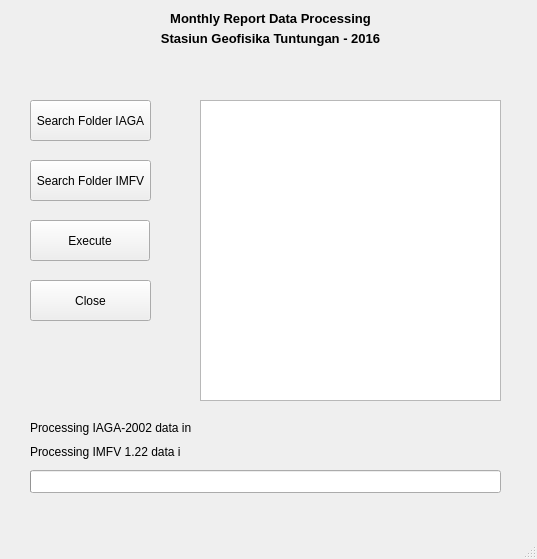
ragabhumi/MRDP, file gui.ui: the form before one commit.
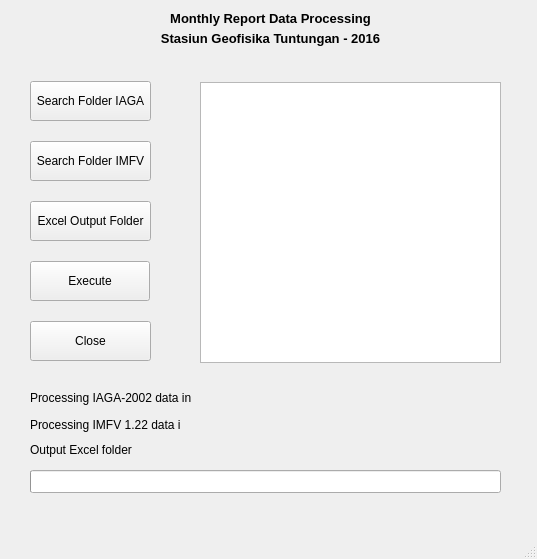
The form after the commit. Icons and pictures are not drawn.

Commit message: Add select excel output folder button

```diff
--- a/gui.ui
+++ b/gui.ui
@@ -25,9 +25,9 @@
     <property name="geometry">
      <rect>
       <x>30</x>
-      <y>100</y>
+      <y>81</y>
       <width>121</width>
-      <height>41</height>
+      <height>40</height>
      </rect>
     </property>
     <property name="text">
@@ -54,9 +54,9 @@
     <property name="geometry">
      <rect>
       <x>30</x>
-      <y>220</y>
+      <y>261</y>
       <width>120</width>
-      <height>41</height>
+      <height>40</height>
      </rect>
     </property>
     <property name="text">
@@ -113,7 +113,7 @@
     <property name="geometry">
      <rect>
       <x>190</x>
-      <y>420</y>
+      <y>390</y>
       <width>311</width>
       <height>16</height>
      </rect>
@@ -126,9 +126,9 @@
     <property name="geometry">
      <rect>
       <x>30</x>
-      <y>280</y>
+      <y>321</y>
       <width>121</width>
-      <height>41</height>
+      <height>40</height>
      </rect>
     </property>
     <property name="text">
@@ -139,7 +139,7 @@
     <property name="geometry">
      <rect>
       <x>30</x>
-      <y>420</y>
+      <y>390</y>
       <width>161</width>
       <height>16</height>
      </rect>
@@ -165,9 +165,9 @@
     <property name="geometry">
      <rect>
       <x>200</x>
-      <y>100</y>
+      <y>82</y>
       <width>301</width>
-      <height>301</height>
+      <height>281</height>
      </rect>
     </property>
     <property name="readOnly">
@@ -178,9 +178,9 @@
     <property name="geometry">
      <rect>
       <x>30</x>
-      <y>160</y>
+      <y>141</y>
       <width>121</width>
-      <height>41</height>
+      <height>40</height>
      </rect>
     </property>
     <property name="text">
@@ -191,9 +191,9 @@
     <property name="geometry">
      <rect>
       <x>30</x>
-      <y>444</y>
+      <y>410</y>
       <width>151</width>
-      <height>16</height>
+      <height>30</height>
      </rect>
     </property>
     <property name="text">
@@ -204,15 +204,54 @@
     <property name="geometry">
      <rect>
       <x>190</x>
-      <y>444</y>
+      <y>410</y>
       <width>311</width>
-      <height>16</height>
+      <height>30</height>
      </rect>
     </property>
     <property name="text">
      <string/>
     </property>
    </widget>
+   <widget class="QPushButton" name="SearchButtonExcel">
+    <property name="geometry">
+     <rect>
+      <x>30</x>
+      <y>201</y>
+      <width>121</width>
+      <height>40</height>
+     </rect>
+    </property>
+    <property name="text">
+     <string>Excel Output Folder</string>
+    </property>
+   </widget>
+   <widget class="QLabel" name="labelfolderExcel">
+    <property name="geometry">
+     <rect>
+      <x>190</x>
+      <y>440</y>
+      <width>311</width>
+      <height>20</height>
+     </rect>
+    </property>
+    <property name="text">
+     <string/>
+    </property>
+   </widget>
+   <widget class="QLabel" name="labelfolder_5">
+    <property name="geometry">
+     <rect>
+      <x>30</x>
+      <y>440</y>
+      <width>161</width>
+      <height>20</height>
+     </rect>
+    </property>
+    <property name="text">
+     <string>Output Excel folder                  :</string>
+    </property>
+   </widget>
   </widget>
   <widget class="QMenuBar" name="menubar">
    <property name="geometry">
```
Left out of the diff: 2 changed lines with no effect on the pictures.
